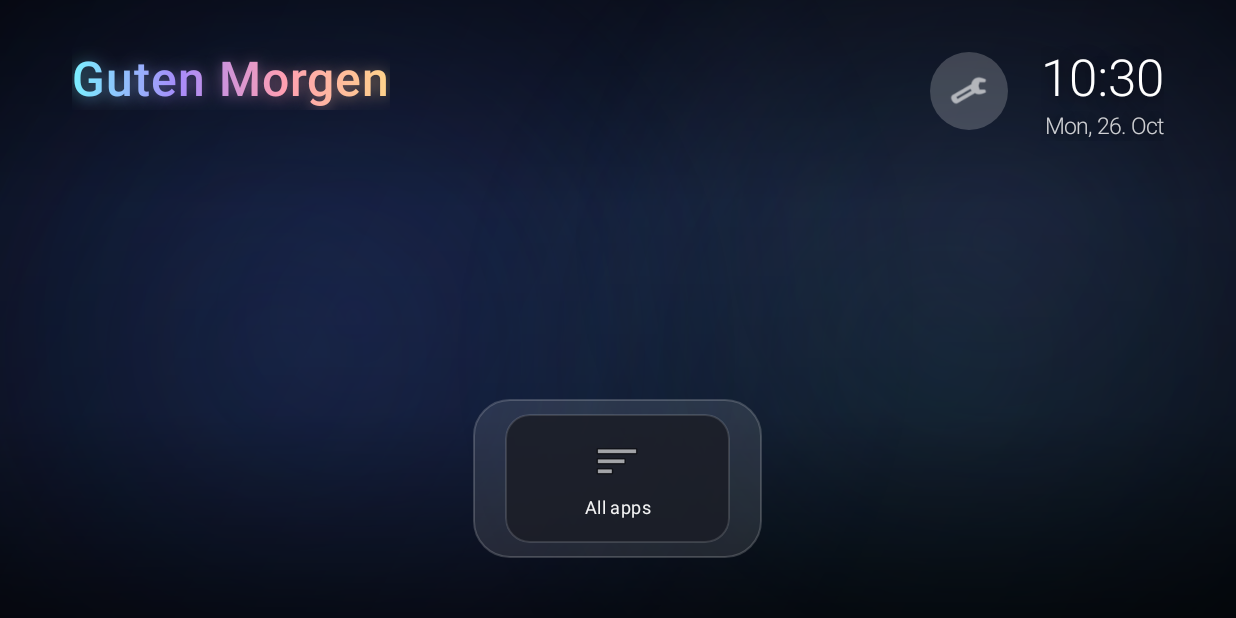
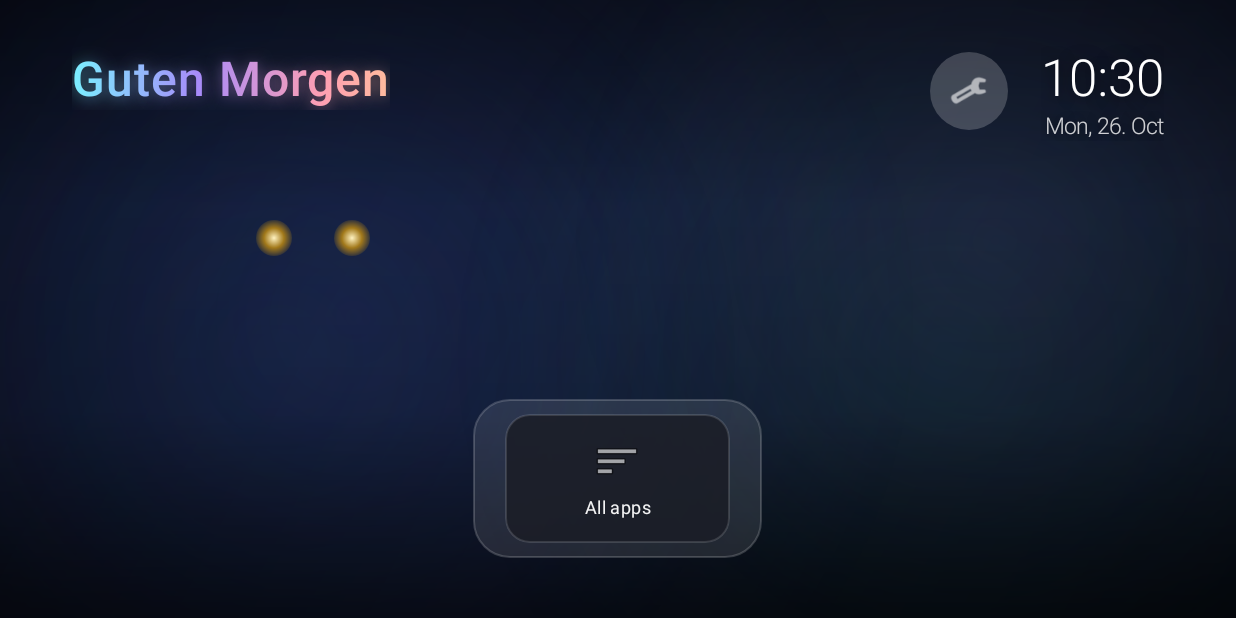
Before and after one commit to cornellvukkrassa-wq/Meine-erste-Hacker-, an Android app: the screen it shows after launch (MainActivity), on a phone screen of 824 x 412 dp (held sideways). Run offline under Robolectric (Android 15) with nearby library versions, the phone set to English and light mode, and no system bars.

Commit message:
Home screen: eyes every few seconds with random blinking, more stylish title
The glowing eyes now reappear every ~3-6s, and each time it is random
whether both, one, or neither eye blinks. The center app title gets a
more stylish treatment - larger, tracked-out all-caps over the existing
colour gradient with a soft glow - instead of plain white text.

Co-Authored-By: Claude Opus 5.5 <noreply@anthropic.com>
Claude-Session: https://claude.ai/code/session_01D7Sm8u9mbAfFq1KTSTVm2s

```diff
--- a/launcher/app/src/main/java/com/minimal/tvhome/MainActivity.java
+++ b/launcher/app/src/main/java/com/minimal/tvhome/MainActivity.java
@@ -121,7 +121,7 @@ public class MainActivity extends Activity {
         handler.removeCallbacks(rotate);
         handler.post(rotate);
         handler.removeCallbacks(eyesRunnable);
-        handler.postDelayed(eyesRunnable, 4000);   // first sighting a few seconds in
+        handler.postDelayed(eyesRunnable, 3000);   // first sighting a few seconds in
     }
 
     @Override
@@ -245,10 +245,11 @@ public class MainActivity extends Activity {
         // updating as you move along the dock - fills the screen, Apple-TV style.
         heroTitle = new TextView(this);
         heroTitle.setTextColor(Color.WHITE);
-        heroTitle.setTextSize(54);
+        heroTitle.setTextSize(58);
         heroTitle.setTypeface(Typeface.create("sans-serif-medium", Typeface.NORMAL));
-        heroTitle.setLetterSpacing(0.01f);
-        heroTitle.setShadowLayer(18, 0, 3, 0xAA000000);
+        heroTitle.setLetterSpacing(0.04f);
+        heroTitle.setAllCaps(true);
+        heroTitle.setShadowLayer(26, 0, 4, 0xB3000000);   // soft cinematic glow
         heroTitle.setSingleLine(true);
         heroTitle.setEllipsize(TextUtils.TruncateAt.END);
         FrameLayout.LayoutParams hlp = new FrameLayout.LayoutParams(-2, -2, Gravity.BOTTOM | Gravity.CENTER_HORIZONTAL);
@@ -368,11 +369,13 @@ public class MainActivity extends Activity {
             }
             eyeL.setScaleY(1f);
             eyeR.setScaleY(1f);
-            eyes.animate().alpha(1f).setDuration(1100).start();
-            handler.postDelayed(() -> blink(eyeL), 1900);
-            handler.postDelayed(() -> blink(eyeR), 1960);
-            handler.postDelayed(() -> eyes.animate().alpha(0f).setDuration(1300).start(), 2900);
-            handler.postDelayed(this, 9000 + rnd.nextInt(9000));   // 9-18s later
+            eyes.animate().alpha(1f).setDuration(900).start();
+            // Randomly: both blink, only one, or neither - so it feels alive.
+            int who = rnd.nextInt(4);
+            if (who == 0 || who == 1) handler.postDelayed(() -> blink(eyeL), 1500);
+            if (who == 0 || who == 2) handler.postDelayed(() -> blink(eyeR), 1560);
+            handler.postDelayed(() -> eyes.animate().alpha(0f).setDuration(1100).start(), 2300);
+            handler.postDelayed(this, 3000 + rnd.nextInt(3000));   // every ~3-6s
         }
     };
 
@@ -385,8 +388,12 @@ public class MainActivity extends Activity {
     private static final int[] TEXT_COLORS = {0xFF7AF0FF, 0xFFA78BFA, 0xFFFF9FB2, 0xFFFFD48A};
 
     private void applyTextGradient(TextView tv) {
+        // Measure the upper-cased form too, so an all-caps title still gets the
+        // full gradient span rather than clamping to the last colour.
         String s = tv.getText().toString();
-        float w = tv.getPaint().measureText(s.isEmpty() ? " " : s);
+        if (s.isEmpty()) s = " ";
+        float w = Math.max(tv.getPaint().measureText(s),
+                tv.getPaint().measureText(s.toUpperCase(Locale.getDefault())));
         tv.getPaint().setShader(new LinearGradient(0, 0, w, 0, TEXT_COLORS, null, Shader.TileMode.CLAMP));
         tv.invalidate();
     }
```
